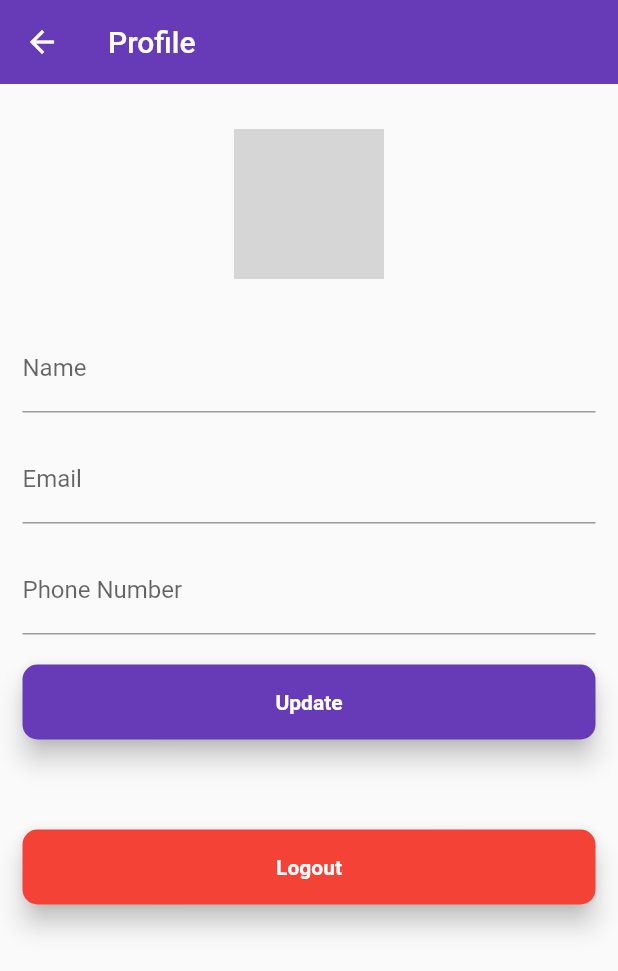
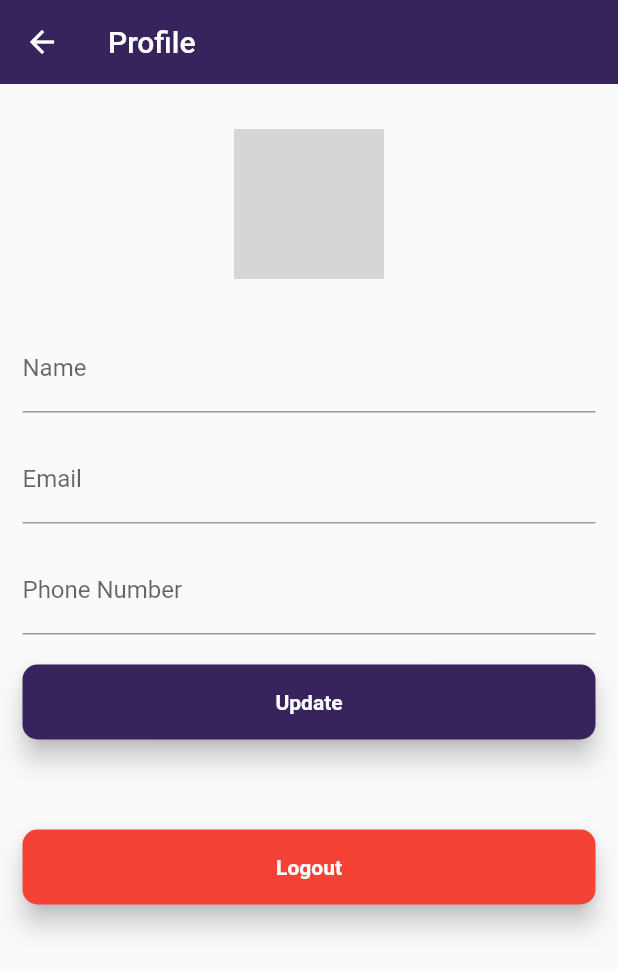
Before and after one commit to Hoossayn/salonspabarber, a Flutter app: the ProfilePage screen opened directly, on a phone screen of 412 x 824 dp. Shown: the top 971 px of the screen. Run offline on Flutter 3.47's test engine with Material 2 defaults, Android fonts, the phone set to English and light mode, and no system bars; our stand-ins replace cached_network_image, data_connection_checker, firebase_database, firebase_messaging, firebase_storage, flutter_datetime_picker and 10 more; missing offline and left inert: flutter_polyline_points, need_resume, rave_flutter; accounts and stored records are empty; network calls fail; Roboto replaces fonts that are missing (Varela); grey boxes are pictures that could not be loaded.

```diff
--- a/lib/helper/base_url.dart
+++ b/lib/helper/base_url.dart
@@ -33,6 +33,7 @@ class StringRes{
   static final String ACCEPT_ICON = 'assets/svgs/arrived.svg';
   static final String referrer = 'assets/svgs/friend.svg';
   static final String complaints = 'assets/svgs/complain.svg';
+  static final String barbing = 'assets/svgs/ic_barbing.svg';
 
 
 }
--- a/lib/main.dart
+++ b/lib/main.dart
@@ -12,11 +12,12 @@ import 'package:salonspabarber/ui/paymentHistory/earningHistory/state/earning_st
 import 'package:salonspabarber/ui/paymentHistory/walletHistory/state/wallet_state.dart';
 import 'package:salonspabarber/ui/profile/state/prof_state.dart';
 import 'package:salonspabarber/ui/splash.dart';
+import 'package:salonspabarber/utilities/colors.dart';
 
 
 void main() {
   SystemChrome.setSystemUIOverlayStyle(
-      SystemUiOverlayStyle(statusBarColor: Colors.deepPurple));
+      SystemUiOverlayStyle(statusBarColor: salonPurple));
   runApp(MyApp());
 }
 
--- a/lib/ui/profile/profile_page.dart
+++ b/lib/ui/profile/profile_page.dart
@@ -13,6 +13,7 @@ import 'package:salonspabarber/entity/User.dart';
 import 'package:salonspabarber/helper/custom_widget.dart';
 import 'package:salonspabarber/helper/pref_manager.dart';
 import 'package:salonspabarber/ui/profile/state/prof_state.dart';
+import 'package:salonspabarber/utilities/colors.dart';
 import 'package:salonspabarber/utilities/custom_loader_indicator.dart';
 
 class ProfilePage extends StatefulWidget {
@@ -91,7 +92,7 @@ class _ProfilePageState extends State<ProfilePage> {
   Widget build(BuildContext context) {
     return Scaffold(
       appBar: AppBar(
-        backgroundColor: Colors.deepPurple,
+        backgroundColor: salonPurple,
         title: Text('Profile'),
         leading: IconButton(
             icon: new Icon(Icons.arrow_back),
@@ -159,7 +160,7 @@ class _ProfilePageState extends State<ProfilePage> {
               child: Container(
                 child: Material(
                   borderRadius: BorderRadius.circular(10.0),
-                  color: Colors.deepPurple,
+                  color: salonPurple,
                   elevation: 7.0,
                   child: InkWell(
                     onTap: ()  {
--- /dev/null
+++ b/lib/utilities/colors.dart
@@ -0,0 +1,3 @@
+import 'dart:ui';
+
+const Color salonPurple = Color(0xFF37245C);
```
Also changed, not shown: lib/ui/acceptRequest/accept_request.dart (+6 -4 lines), lib/ui/login/login_page.dart (+12 -4 lines), lib/ui/main/main_page.dart (+5 -3 lines), 22 other files.
